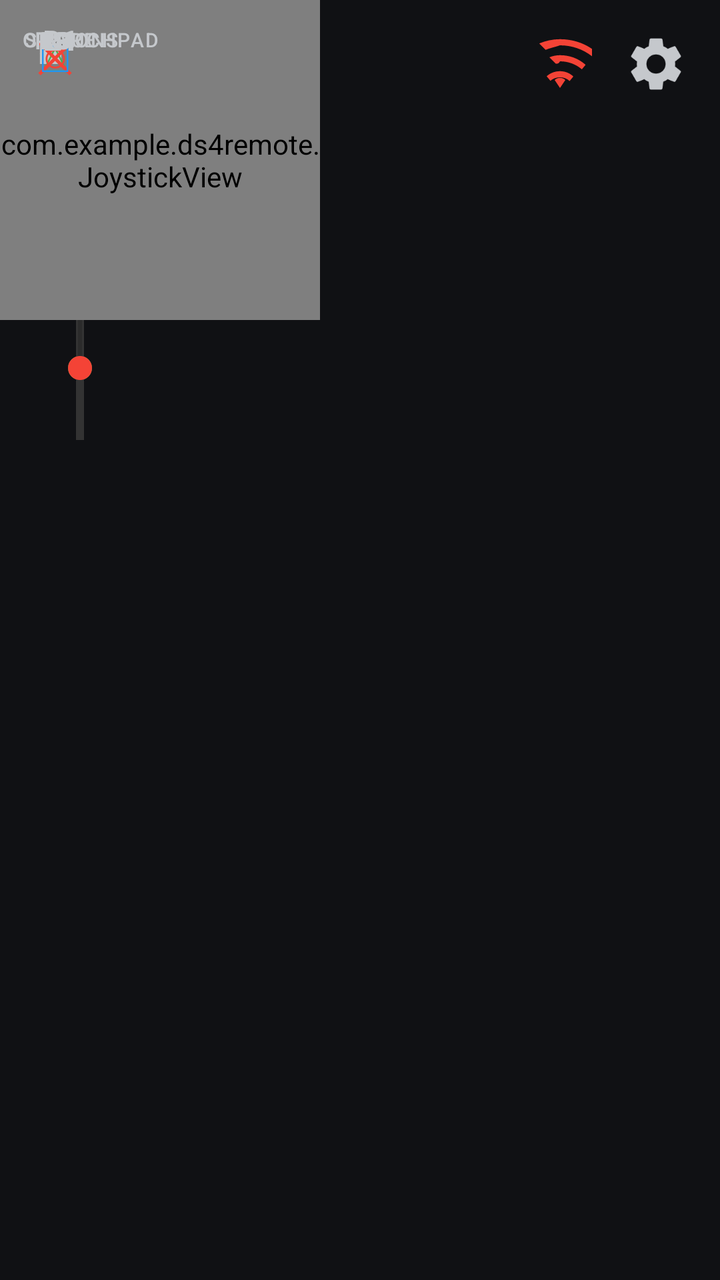
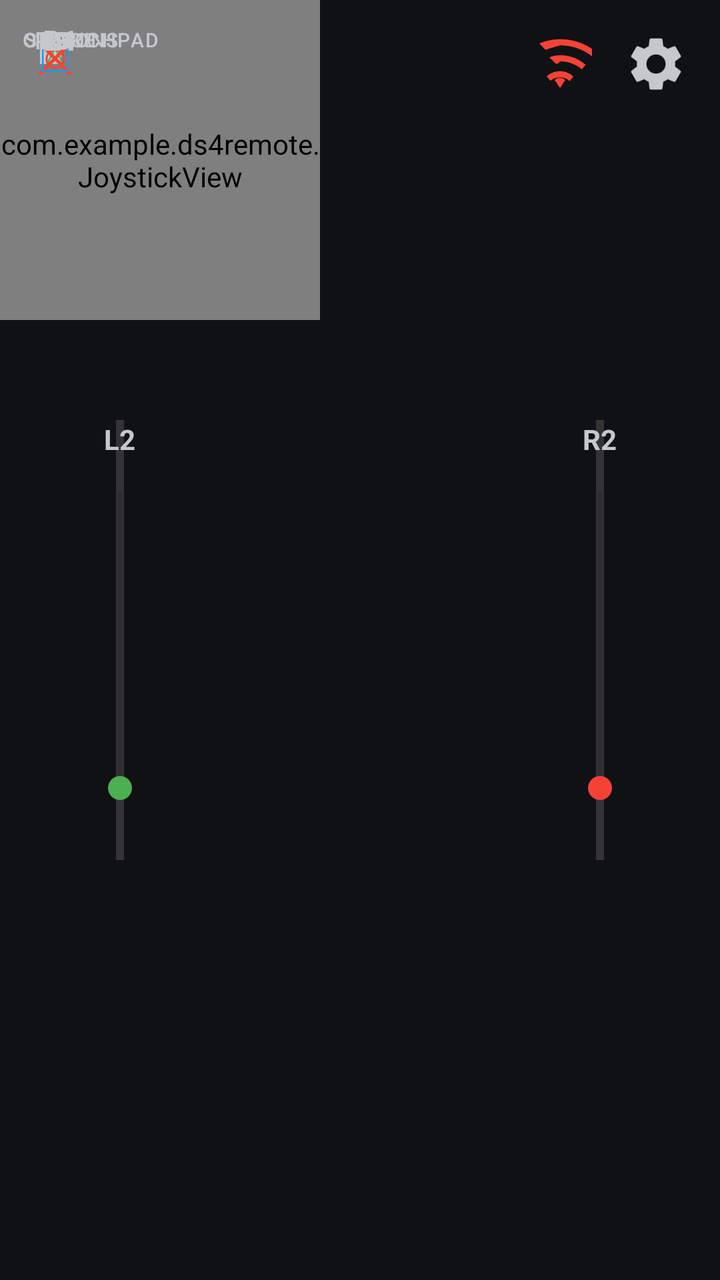

Two renders of the same Android screen: before a commit and after it. Below are the layout's source before the change and the commit's diff.
<!-- AndroidManifest.xml: application theme Theme.MaterialComponents.DayNight.NoActionBar -->
<!-- res/layout/activity_main.xml -->
<?xml version="1.0" encoding="utf-8"?>
<RelativeLayout xmlns:android="http://schemas.android.com/apk/res/android"
    android:layout_width="match_parent"
    android:layout_height="match_parent"
    android:background="#101114">

    
    <LinearLayout
        android:layout_width="wrap_content"
        android:layout_height="wrap_content"
        android:layout_alignParentTop="true"
        android:layout_alignParentEnd="true"
        android:orientation="horizontal"
        android:padding="16dp"
        android:zOrder="10">

        <ImageView
            android:id="@+id/statusIcon"
            android:layout_width="32dp"
            android:layout_height="32dp"
            android:layout_marginEnd="16dp"
            android:src="@drawable/ic_wifi_off" />

        <ImageView
            android:id="@+id/btnOpenSettings"
            android:layout_width="32dp"
            android:layout_height="32dp"
            android:src="@drawable/ic_settings" />
    </LinearLayout>

    
    <FrameLayout
        android:id="@+id/gamepadArea"
        android:layout_width="match_parent"
        android:layout_height="match_parent">

        
        <FrameLayout android:id="@+id/containerL2" android:layout_width="80dp" android:layout_height="220dp">
            <View android:layout_width="4dp" android:layout_height="match_parent" android:layout_gravity="center_horizontal" android:background="#333333" />
            <TextView android:layout_width="wrap_content" android:layout_height="wrap_content" android:text="L2" android:textColor="#C5C8CC" android:layout_gravity="top|center_horizontal" android:textStyle="bold" />
            <SeekBar android:id="@+id/btnL2" android:layout_width="180dp" android:layout_height="80dp" android:layout_gravity="center" android:rotation="-90" android:max="100" android:progress="0" android:progressTint="#4CAF50" android:thumbTint="#4CAF50" />
        </FrameLayout>

        
        <FrameLayout android:id="@+id/containerR2" android:layout_width="80dp" android:layout_height="220dp">
            <View android:layout_width="4dp" android:layout_height="match_parent" android:layout_gravity="center_horizontal" android:background="#333333" />
            <TextView android:layout_width="wrap_content" android:layout_height="wrap_content" android:text="R2" android:textColor="#C5C8CC" android:layout_gravity="top|center_horizontal" android:textStyle="bold" />
            <SeekBar android:id="@+id/btnR2" android:layout_width="180dp" android:layout_height="80dp" android:layout_gravity="center" android:rotation="-90" android:max="100" android:progress="0" android:progressTint="#F44336" android:thumbTint="#F44336" />
        </FrameLayout>

        
        <Button android:id="@+id/dpadUp" android:text="▲" android:layout_width="50dp" android:layout_height="50dp" android:padding="0dp" android:textSize="18sp" android:background="@android:color/transparent" android:textColor="#C5C8CC" />
        <Button android:id="@+id/dpadDown" android:text="▼" android:layout_width="50dp" android:layout_height="50dp" android:padding="0dp" android:textSize="18sp" android:background="@android:color/transparent" android:textColor="#C5C8CC" />
        <Button android:id="@+id/dpadLeft" android:text="◀" android:layout_width="50dp" android:layout_height="50dp" android:padding="0dp" android:textSize="18sp" android:background="@android:color/transparent" android:textColor="#C5C8CC" />
        <Button android:id="@+id/dpadRight" android:text="▶" android:layout_width="50dp" android:layout_height="50dp" android:padding="0dp" android:textSize="18sp" android:background="@android:color/transparent" android:textColor="#C5C8CC" />

        
        <Button android:id="@+id/btnY" android:text="△" android:layout_width="55dp" android:layout_height="55dp" android:padding="0dp" android:textSize="22sp" android:background="@android:color/transparent" android:textColor="#4CAF50" />
        <Button android:id="@+id/btnA" android:text="✕" android:layout_width="55dp" android:layout_height="55dp" android:padding="0dp" android:textSize="22sp" android:background="@android:color/transparent" android:textColor="#F44336" />
        <Button android:id="@+id/btnX" android:text="□" android:layout_width="55dp" android:layout_height="55dp" android:padding="0dp" android:textSize="22sp" android:background="@android:color/transparent" android:textColor="#2196F3" />
        <Button android:id="@+id/btnB" android:text="○" android:layout_width="55dp" android:layout_height="55dp" android:padding="0dp" android:textSize="22sp" android:background="@android:color/transparent" android:textColor="#F44336" />

        
        <Button android:id="@+id/btnL1" android:text="L1" android:layout_width="60dp" android:layout_height="40dp" android:padding="0dp" android:textSize="14sp" android:background="@android:color/transparent" android:textColor="#C5C8CC" />
        <Button android:id="@+id/btnR1" android:text="R1" android:layout_width="60dp" android:layout_height="40dp" android:padding="0dp" android:textSize="14sp" android:background="@android:color/transparent" android:textColor="#C5C8CC" />

        
        <Button android:id="@+id/btnShare" android:text="SHARE" android:layout_width="60dp" android:layout_height="40dp" android:padding="0dp" android:textSize="10sp" android:background="@android:color/transparent" android:textColor="#C5C8CC" />
        <Button android:id="@+id/btnPS" android:text="PS" android:layout_width="50dp" android:layout_height="40dp" android:padding="0dp" android:textSize="12sp" android:background="@android:color/transparent" android:textColor="#C5C8CC" />
        <Button android:id="@+id/btnOptions" android:text="OPTIONS" android:layout_width="70dp" android:layout_height="40dp" android:padding="0dp" android:textSize="10sp" android:background="@android:color/transparent" android:textColor="#C5C8CC" />

        
        <com.example.ds4remote.JoystickView android:id="@+id/leftStick" android:layout_width="160dp" android:layout_height="160dp" />
        <com.example.ds4remote.JoystickView android:id="@+id/rightStick" android:layout_width="160dp" android:layout_height="160dp" />

        
        <Button android:id="@+id/btnL3" android:text="L3" android:layout_width="55dp" android:layout_height="40dp" android:padding="0dp" android:textSize="12sp" android:background="@android:color/transparent" android:textColor="#C5C8CC" />
        <Button android:id="@+id/btnTouchpad" android:text="TOUCHPAD" android:layout_width="100dp" android:layout_height="40dp" android:padding="0dp" android:textSize="10sp" android:background="@android:color/transparent" android:textColor="#C5C8CC" />
        <Button android:id="@+id/btnR3" android:text="R3" android:layout_width="55dp" android:layout_height="40dp" android:padding="0dp" android:textSize="12sp" android:background="@android:color/transparent" android:textColor="#C5C8CC" />
    </FrameLayout>
</RelativeLayout>
<!-- resources referenced by this layout -->
<resources>
  <!-- drawable ic_settings (drawable) -->
  <vector xmlns:android="http://schemas.android.com/apk/res/android" android:width="24dp" android:height="24dp" android:viewportWidth="24" android:viewportHeight="24">
      <path android:fillColor="#C5C8CC" android:pathData="M19.14,12.94c0.04,-0.3 0.06,-0.61 0.06,-0.94c0,-0.32 -0.02,-0.64 -0.06,-0.94l2.03,-1.58c0.18,-0.14 0.23,-0.41 0.12,-0.61l-1.92,-3.32c-0.12,-0.22 -0.37,-0.29 -0.59,-0.22l-2.39,0.96c-0.5,-0.38 -1.03,-0.7 -1.62,-0.94L14.4,2.81c-0.04,-0.24 -0.24,-0.41 -0.48,-0.41h-3.84c-0.24,0 -0.43,0.17 -0.47,0.41L9.25,5.35C8.66,5.59 8.12,5.92 7.63,6.29L5.24,5.33c-0.22,-0.08 -0.47,0 -0.59,0.22L2.73,8.87C2.62,9.08 2.66,9.34 2.86,9.48l2.03,1.58C4.84,11.36 4.8,11.69 4.8,12s0.02,0.64 0.06,0.94l-2.03,1.58c-0.18,0.14 -0.23,0.41 -0.12,0.61l1.92,3.32c0.12,0.22 0.37,0.29 0.59,0.22l2.39,-0.96c0.5,0.38 1.03,0.7 1.62,0.94l0.36,2.54c0.05,0.24 0.24,0.41 0.48,0.41h3.84c0.24,0 0.44,-0.17 0.47,-0.41l0.36,-2.54c0.59,-0.24 1.13,-0.56 1.62,-0.94l2.39,0.96c0.22,0.08 0.47,0 0.59,-0.22l1.92,-3.32c0.12,-0.22 0.07,-0.47 -0.12,-0.61L19.14,12.94zM12,15.6c-1.98,0 -3.6,-1.62 -3.6,-3.6s1.62,-3.6 3.6,-3.6s3.6,1.62 3.6,3.6S13.98,15.6 12,15.6z"/>
  </vector>
  <!-- drawable ic_wifi_off (drawable) -->
  <vector xmlns:android="http://schemas.android.com/apk/res/android" android:width="24dp" android:height="24dp" android:viewportWidth="24" android:viewportHeight="24">
      <path android:fillColor="#F44336" android:pathData="M12,21l2,-3c-0.5,-0.5 -1.2,-0.8 -2,-0.8s-1.5,0.3 -2,0.8L12,21zM12,17c1.4,0 2.7,0.5 3.6,1.4l1.4,-1.7C15.7,15.4 13.9,14.7 12,14.7s-3.7,0.7 -5,1.9l1.4,1.7C9.3,17.5 10.6,17 12,17zM12,11c3.1,0 6,1.1 8.2,3l1.4,-1.7C18.9,9.9 15.6,8.7 12,8.7c-1.4,0 -2.8,0.3 -4,0.8l2.4,2.4C11,11.9 11.5,11.9 12,11zM12,5c4.8,0 9.2,1.7 12.6,4.6l1.4,-1.7C22.2,4.5 17.3,2.7 12,2.7c-2.8,0 -5.4,0.6 -7.8,1.6l2.4,2.4C8.2,6 10,5.7 12,5z"/>
  </vector>
</resources>

<!-- the commit's change to res/layout/activity_main.xml (unified diff, before → after) -->
@@ -3,30 +3,6 @@
     android:layout_width="match_parent"
     android:layout_height="match_parent"
     android:background="#101114">
-
-    
-    <LinearLayout
-        android:layout_width="wrap_content"
-        android:layout_height="wrap_content"
-        android:layout_alignParentTop="true"
-        android:layout_alignParentEnd="true"
-        android:orientation="horizontal"
-        android:padding="16dp"
-        android:zOrder="10">
-
-        <ImageView
-            android:id="@+id/statusIcon"
-            android:layout_width="32dp"
-            android:layout_height="32dp"
-            android:layout_marginEnd="16dp"
-            android:src="@drawable/ic_wifi_off" />
-
-        <ImageView
-            android:id="@+id/btnOpenSettings"
-            android:layout_width="32dp"
-            android:layout_height="32dp"
-            android:src="@drawable/ic_settings" />
-    </LinearLayout>
 
     
     <FrameLayout
@@ -35,14 +11,14 @@
         android:layout_height="match_parent">
 
         
-        <FrameLayout android:id="@+id/containerL2" android:layout_width="80dp" android:layout_height="220dp">
+        <FrameLayout android:id="@+id/containerL2" android:layout_width="80dp" android:layout_height="220dp" android:layout_gravity="left|center_vertical" android:layout_marginLeft="20dp">
             <View android:layout_width="4dp" android:layout_height="match_parent" android:layout_gravity="center_horizontal" android:background="#333333" />
             <TextView android:layout_width="wrap_content" android:layout_height="wrap_content" android:text="L2" android:textColor="#C5C8CC" android:layout_gravity="top|center_horizontal" android:textStyle="bold" />
             <SeekBar android:id="@+id/btnL2" android:layout_width="180dp" android:layout_height="80dp" android:layout_gravity="center" android:rotation="-90" android:max="100" android:progress="0" android:progressTint="#4CAF50" android:thumbTint="#4CAF50" />
         </FrameLayout>
 
         
-        <FrameLayout android:id="@+id/containerR2" android:layout_width="80dp" android:layout_height="220dp">
+        <FrameLayout android:id="@+id/containerR2" android:layout_width="80dp" android:layout_height="220dp" android:layout_gravity="right|center_vertical" android:layout_marginRight="20dp">
             <View android:layout_width="4dp" android:layout_height="match_parent" android:layout_gravity="center_horizontal" android:background="#333333" />
             <TextView android:layout_width="wrap_content" android:layout_height="wrap_content" android:text="R2" android:textColor="#C5C8CC" android:layout_gravity="top|center_horizontal" android:textStyle="bold" />
             <SeekBar android:id="@+id/btnR2" android:layout_width="180dp" android:layout_height="80dp" android:layout_gravity="center" android:rotation="-90" android:max="100" android:progress="0" android:progressTint="#F44336" android:thumbTint="#F44336" />
@@ -78,4 +54,27 @@
         <Button android:id="@+id/btnTouchpad" android:text="TOUCHPAD" android:layout_width="100dp" android:layout_height="40dp" android:padding="0dp" android:textSize="10sp" android:background="@android:color/transparent" android:textColor="#C5C8CC" />
         <Button android:id="@+id/btnR3" android:text="R3" android:layout_width="55dp" android:layout_height="40dp" android:padding="0dp" android:textSize="12sp" android:background="@android:color/transparent" android:textColor="#C5C8CC" />
     </FrameLayout>
+
+    
+    <LinearLayout
+        android:layout_width="wrap_content"
+        android:layout_height="wrap_content"
+        android:layout_alignParentTop="true"
+        android:layout_alignParentEnd="true"
+        android:orientation="horizontal"
+        android:padding="16dp">
+
+        <ImageView
+            android:id="@+id/statusIcon"
+            android:layout_width="32dp"
+            android:layout_height="32dp"
+            android:layout_marginEnd="16dp"
+            android:src="@drawable/ic_wifi_off" />
+
+        <ImageView
+            android:id="@+id/btnOpenSettings"
+            android:layout_width="32dp"
+            android:layout_height="32dp"
+            android:src="@drawable/ic_settings" />
+    </LinearLayout>
 </RelativeLayout>
